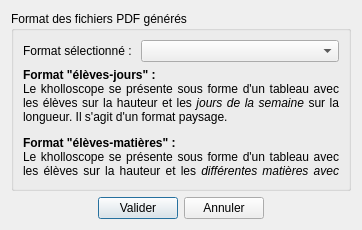
Above: settingsdialog.ui from ThFeneuil/KholloAutoQt before the change. Below: the same form after it.
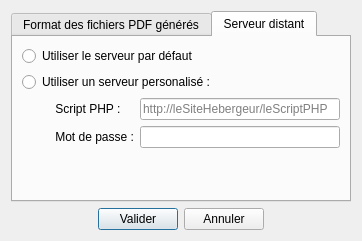
That is the form after the change. The open tabs and pages were chosen to show the change.

Commit message: Possibilité de choisir son propre serveur

```diff
--- a/settingsdialog.ui
+++ b/settingsdialog.ui
@@ -10,19 +10,23 @@
     <x>0</x>
     <y>0</y>
     <width>362</width>
-    <height>230</height>
+    <height>241</height>
    </rect>
   </property>
   <property name="windowTitle">
    <string>Paramètres</string>
   </property>
-  <layout class="QVBoxLayout" name="verticalLayout" stretch="1,0">
+  <layout class="QVBoxLayout" name="verticalLayout" stretch="0,0">
    <item>
-    <widget class="QGroupBox" name="groupBox">
-     <property name="title">
+    <widget class="QTabWidget" name="tabWidget">
+     <property name="currentIndex">
+      <number>0</number>
+     </property>
+     <widget class="QWidget" name="tab">
+      <attribute name="title">
       <string>Format des fichiers PDF générés</string>
-     </property>
-     <layout class="QVBoxLayout" name="verticalLayout_2" stretch="0,1">
+      </attribute>
+      <layout class="QVBoxLayout" name="verticalLayout_3">
       <item>
        <layout class="QHBoxLayout" name="horizontalLayout" stretch="0,1">
         <item>
@@ -51,6 +55,73 @@
        </widget>
       </item>
      </layout>
+     </widget>
+     <widget class="QWidget" name="tab_2">
+      <attribute name="title">
+       <string>Serveur distant</string>
+      </attribute>
+      <layout class="QVBoxLayout" name="verticalLayout_2">
+       <item>
+        <widget class="QRadioButton" name="radioButton_default">
+         <property name="text">
+          <string>Utiliser le serveur par défaut</string>
+         </property>
+        </widget>
+       </item>
+       <item>
+        <widget class="QRadioButton" name="radioButton_other">
+         <property name="text">
+          <string>Utiliser un serveur personalisé :</string>
+         </property>
+        </widget>
+       </item>
+       <item>
+        <layout class="QGridLayout" name="gridLayout">
+         <item row="0" column="1">
+          <widget class="QLineEdit" name="lineEdit_script">
+           <property name="placeholderText">
+            <string>http://leSiteHebergeur/leScriptPHP</string>
+           </property>
+          </widget>
+         </item>
+         <item row="1" column="1">
+          <widget class="QLineEdit" name="lineEdit_password">
+           <property name="echoMode">
+            <enum>QLineEdit::Password</enum>
+           </property>
+          </widget>
+         </item>
+         <item row="0" column="0">
+          <widget class="QLabel" name="label_2">
+           <property name="text">
+            <string>          Script PHP :</string>
+           </property>
+          </widget>
+         </item>
+         <item row="1" column="0">
+          <widget class="QLabel" name="label_3">
+           <property name="text">
+            <string>          Mot de passe :</string>
+           </property>
+          </widget>
+         </item>
+        </layout>
+       </item>
+       <item>
+        <spacer name="verticalSpacer">
+         <property name="orientation">
+          <enum>Qt::Vertical</enum>
+         </property>
+         <property name="sizeHint" stdset="0">
+          <size>
+           <width>20</width>
+           <height>40</height>
+          </size>
+         </property>
+        </spacer>
+       </item>
+      </layout>
+     </widget>
     </widget>
    </item>
    <item>
```
Lines whose indentation alone changed are shown as unchanged. The commit also changes 7 other files.
